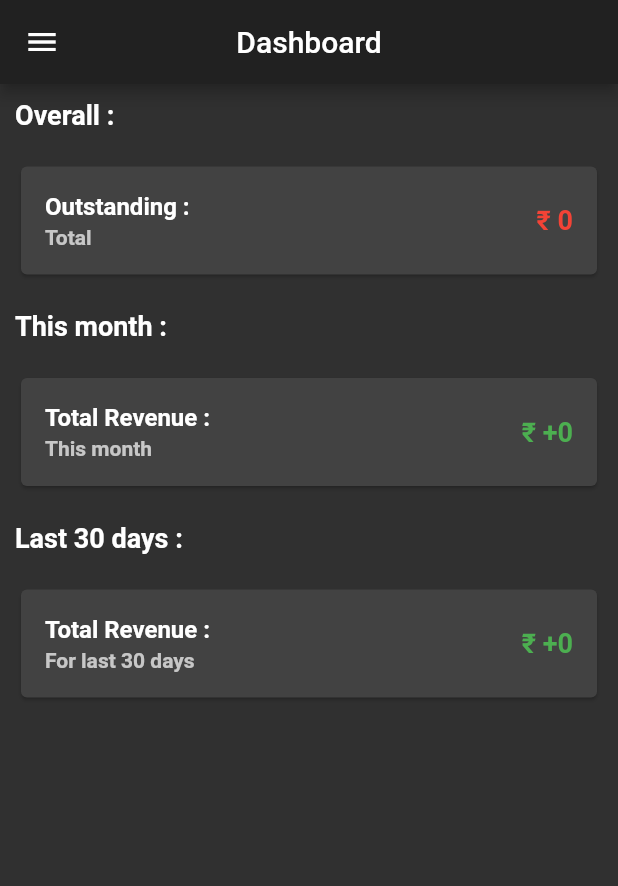
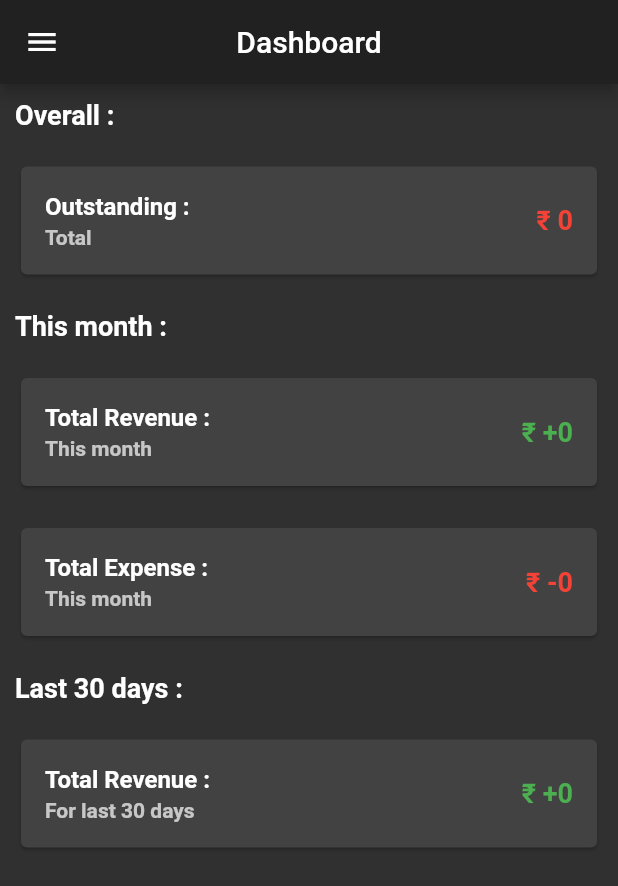
Before and after one commit to devanshu9750/mybusiness, a Flutter app: the screen it shows once a user with an empty profile is signed in, on a phone screen of 412 x 824 dp. Shown: the top 886 px of the screen. Run offline on Flutter 3.47's test engine with Material 2 defaults, Android fonts, the phone set to English and light mode, and no system bars; drawn by our look-alikes of velocity_x; our stand-ins replace cloud_firestore, firebase_auth, firebase_core, fluttertoast; accounts and stored records are empty.

Commit message:
Added current month expense in dashboard screen

```diff
--- a/lib/screens/dashboard_side/dashboard_screen.dart
+++ b/lib/screens/dashboard_side/dashboard_screen.dart
@@ -1,6 +1,7 @@
 import 'package:cloud_firestore/cloud_firestore.dart';
 import 'package:flutter/material.dart';
 import 'package:mybusiness/models/client_model.dart';
+import 'package:mybusiness/models/vendor_model.dart';
 import 'package:velocity_x/velocity_x.dart';
 
 // * vendors add type with gst without gst (optional)
@@ -80,6 +81,38 @@ class DashboardScreen extends StatelessWidget {
           ),
         ),
       ).p(10),
+      Card(
+        child: ListTile(
+          title: "Total Expense :".text.bold.make(),
+          subtitle: "This month".text.semiBold.make(),
+          trailing: StreamBuilder<QuerySnapshot>(
+            stream:
+                FirebaseFirestore.instance.collection('vendors').snapshots(),
+            builder: (context, snapshot) {
+              if (snapshot.connectionState == ConnectionState.active) {
+                int expense = 0;
+                snapshot.data?.docs.forEach((doc) {
+                  Vendor client = Vendor.fromJson(doc.data(), doc.id);
+                  client.transactions.forEach((transaction) {
+                    if ((transaction['time'] as Timestamp).compareTo(
+                            Timestamp.fromDate(DateTime(DateTime.now().year,
+                                DateTime.now().month, 1))) >
+                        0) if (!transaction['credit'])
+                      expense += transaction['amount'] as int;
+                  });
+                });
+                return '₹ -$expense'
+                    .text
+                    .bold
+                    .color(Colors.red)
+                    .size(18)
+                    .make();
+              }
+              return CircularProgressIndicator();
+            },
+          ),
+        ),
+      ).p(10),
       "Last 30 days :".text.semiBold.size(18).make().p(10),
       Card(
         child: ListTile(
```
